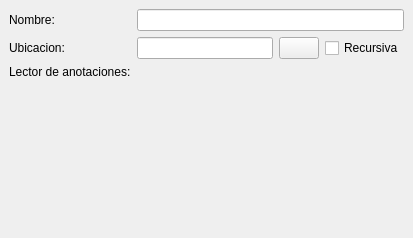
mnicolas94/galleries-qt, file galleries_qt/gallery_wizard.ui: the form before one commit.
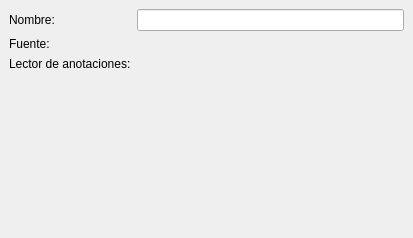
The form after the commit.

Commit message: FEAT: change galleries wizard to get the images provider through a ConfigurableSelector

```diff
--- a/galleries_qt/gallery_wizard.ui
+++ b/galleries_qt/gallery_wizard.ui
@@ -36,23 +36,19 @@
         </property>
        </widget>
       </item>
+      <item row="0" column="1">
+       <widget class="QLineEdit" name="name_edit"/>
+      </item>
       <item row="1" column="0">
-       <widget class="QLabel" name="path_label">
+       <widget class="QLabel" name="label">
         <property name="text">
-         <string>Ubicacion:</string>
-        </property>
-       </widget>
-      </item>
-      <item row="2" column="0">
-       <widget class="QLabel" name="parser_label">
-        <property name="text">
-         <string>Lector de anotaciones:</string>
+         <string>Fuente:</string>
         </property>
        </widget>
       </item>
       <item row="1" column="1">
-       <widget class="QWidget" name="path_fields" native="true">
-        <layout class="QHBoxLayout" name="horizontalLayout_2">
+       <widget class="QWidget" name="provider_container" native="true">
+        <layout class="QVBoxLayout" name="verticalLayout_3">
          <property name="leftMargin">
           <number>0</number>
          </property>
@@ -65,28 +61,15 @@
          <property name="bottomMargin">
           <number>0</number>
          </property>
-         <item>
-          <widget class="QLineEdit" name="path_edit"/>
-         </item>
-         <item>
-          <widget class="QPushButton" name="path_button">
-           <property name="text">
-            <string/>
-           </property>
-          </widget>
-         </item>
-         <item>
-          <widget class="QCheckBox" name="recursive_checkbox">
-           <property name="text">
-            <string>Recursiva</string>
-           </property>
-          </widget>
-         </item>
         </layout>
        </widget>
       </item>
-      <item row="0" column="1">
-       <widget class="QLineEdit" name="name_edit"/>
+      <item row="2" column="0">
+       <widget class="QLabel" name="parser_label">
+        <property name="text">
+         <string>Lector de anotaciones:</string>
+        </property>
+       </widget>
       </item>
       <item row="2" column="1">
        <widget class="QWidget" name="parser_container" native="true">
```
The commit also changes 3 other files.
